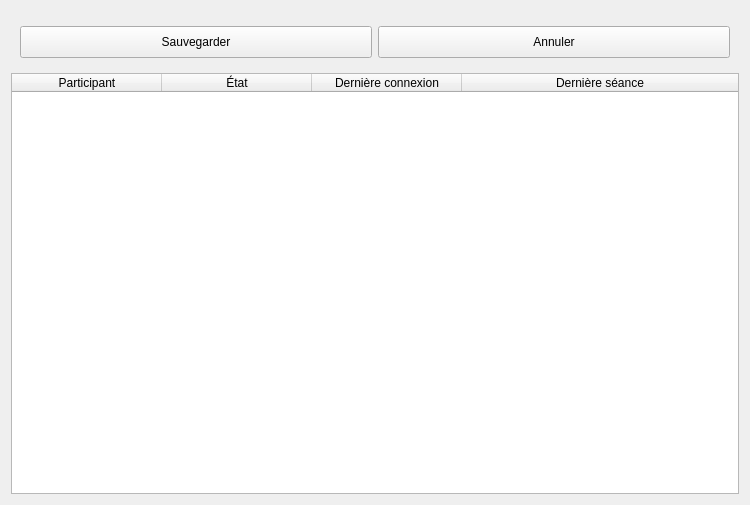
Above: client/src/editors/GroupWidget.ui from introlab/openteraplus before the change. Below: the same form after it.
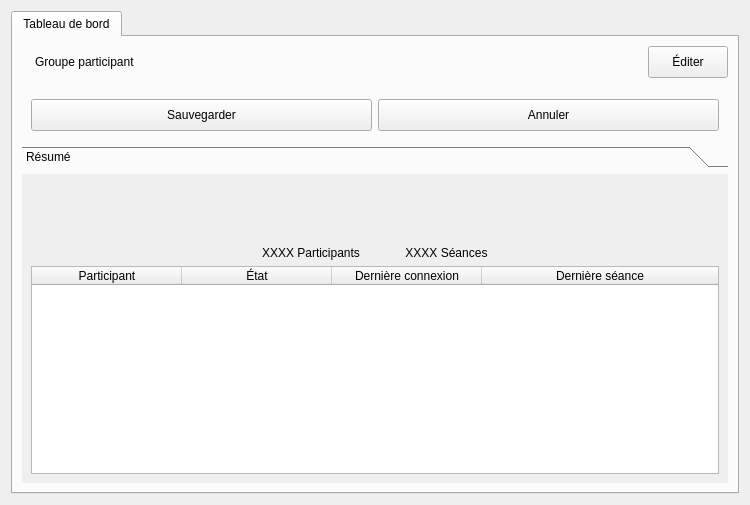
That is the form after the change. Icons and pictures are not drawn. Custom widgets are drawn as their Qt base class.

Commit message: Refs #1. Revised GroupWidget

Patch:
```diff
--- a/client/src/editors/GroupWidget.ui
+++ b/client/src/editors/GroupWidget.ui
@@ -119,6 +119,101 @@
   </property>
   <layout class="QVBoxLayout" name="verticalLayout">
    <item>
+    <widget class="QTabWidget" name="tabNav">
+     <property name="currentIndex">
+      <number>0</number>
+     </property>
+     <widget class="QWidget" name="tabDashboard">
+      <attribute name="icon">
+       <iconset resource="../../resources/TeraClient.qrc">
+        <normaloff>:/icons/dashboard.png</normaloff>:/icons/dashboard.png</iconset>
+      </attribute>
+      <attribute name="title">
+       <string>Tableau de bord</string>
+      </attribute>
+      <layout class="QVBoxLayout" name="verticalLayout_2">
+       <item>
+        <layout class="QHBoxLayout" name="horizontalLayout">
+         <item>
+          <widget class="QLabel" name="icoTitle">
+           <property name="sizePolicy">
+            <sizepolicy hsizetype="Fixed" vsizetype="Fixed">
+             <horstretch>0</horstretch>
+             <verstretch>0</verstretch>
+            </sizepolicy>
+           </property>
+           <property name="maximumSize">
+            <size>
+             <width>32</width>
+             <height>32</height>
+            </size>
+           </property>
+           <property name="text">
+            <string/>
+           </property>
+           <property name="pixmap">
+            <pixmap resource="../../resources/TeraClient.qrc">:/icons/group.png</pixmap>
+           </property>
+           <property name="scaledContents">
+            <bool>true</bool>
+           </property>
+          </widget>
+         </item>
+         <item>
+          <widget class="QLabel" name="lblTitle">
+           <property name="font">
+            <font>
+             <weight>50</weight>
+             <bold>false</bold>
+            </font>
+           </property>
+           <property name="text">
+            <string>Groupe participant</string>
+           </property>
+          </widget>
+         </item>
+         <item>
+          <spacer name="horizontalSpacer">
+           <property name="orientation">
+            <enum>Qt::Horizontal</enum>
+           </property>
+           <property name="sizeHint" stdset="0">
+            <size>
+             <width>40</width>
+             <height>20</height>
+            </size>
+           </property>
+          </spacer>
+         </item>
+         <item>
+          <widget class="QPushButton" name="btnEdit">
+           <property name="minimumSize">
+            <size>
+             <width>0</width>
+             <height>32</height>
+            </size>
+           </property>
+           <property name="cursor">
+            <cursorShape>PointingHandCursor</cursorShape>
+           </property>
+           <property name="text">
+            <string>Éditer</string>
+           </property>
+           <property name="icon">
+            <iconset resource="../../resources/TeraClient.qrc">
+             <normaloff>:/icons/edit.png</normaloff>:/icons/edit.png</iconset>
+           </property>
+           <property name="iconSize">
+            <size>
+             <width>20</width>
+             <height>20</height>
+            </size>
+           </property>
+          </widget>
+         </item>
+        </layout>
+       </item>
+       <item>
     <widget class="TeraForm" name="wdgGroup" native="true">
      <property name="sizePolicy">
       <sizepolicy hsizetype="Preferred" vsizetype="Maximum">
@@ -187,6 +282,154 @@
     </widget>
    </item>
    <item>
+        <widget class="QToolBox" name="grpSummary">
+         <property name="currentIndex">
+          <number>0</number>
+         </property>
+         <widget class="QWidget" name="grpSummaryPage1">
+          <property name="geometry">
+           <rect>
+            <x>0</x>
+            <y>0</y>
+            <width>714</width>
+            <height>307</height>
+           </rect>
+          </property>
+          <attribute name="label">
+           <string>Résumé</string>
+          </attribute>
+          <layout class="QVBoxLayout" name="verticalLayout_3">
+           <item>
+            <layout class="QGridLayout" name="gridLayout">
+             <property name="horizontalSpacing">
+              <number>45</number>
+             </property>
+             <property name="verticalSpacing">
+              <number>15</number>
+             </property>
+             <item row="0" column="2" alignment="Qt::AlignHCenter">
+              <widget class="QLabel" name="icoSessions">
+               <property name="sizePolicy">
+                <sizepolicy hsizetype="Fixed" vsizetype="Fixed">
+                 <horstretch>0</horstretch>
+                 <verstretch>0</verstretch>
+                </sizepolicy>
+               </property>
+               <property name="minimumSize">
+                <size>
+                 <width>48</width>
+                 <height>48</height>
+                </size>
+               </property>
+               <property name="maximumSize">
+                <size>
+                 <width>48</width>
+                 <height>48</height>
+                </size>
+               </property>
+               <property name="text">
+                <string/>
+               </property>
+               <property name="pixmap">
+                <pixmap resource="../../resources/TeraClient.qrc">:/icons/session.png</pixmap>
+               </property>
+               <property name="scaledContents">
+                <bool>true</bool>
+               </property>
+              </widget>
+             </item>
+             <item row="0" column="0">
+              <spacer name="horizontalSpacer_3">
+               <property name="orientation">
+                <enum>Qt::Horizontal</enum>
+               </property>
+               <property name="sizeHint" stdset="0">
+                <size>
+                 <width>40</width>
+                 <height>20</height>
+                </size>
+               </property>
+              </spacer>
+             </item>
+             <item row="0" column="3">
+              <spacer name="horizontalSpacer_2">
+               <property name="orientation">
+                <enum>Qt::Horizontal</enum>
+               </property>
+               <property name="sizeHint" stdset="0">
+                <size>
+                 <width>40</width>
+                 <height>20</height>
+                </size>
+               </property>
+              </spacer>
+             </item>
+             <item row="1" column="2">
+              <widget class="QLabel" name="lblSessions">
+               <property name="sizePolicy">
+                <sizepolicy hsizetype="Preferred" vsizetype="Maximum">
+                 <horstretch>0</horstretch>
+                 <verstretch>0</verstretch>
+                </sizepolicy>
+               </property>
+               <property name="text">
+                <string>XXXX Séances</string>
+               </property>
+               <property name="alignment">
+                <set>Qt::AlignCenter</set>
+               </property>
+              </widget>
+             </item>
+             <item row="0" column="1" alignment="Qt::AlignHCenter">
+              <widget class="QLabel" name="icoParticipant">
+               <property name="sizePolicy">
+                <sizepolicy hsizetype="Fixed" vsizetype="Fixed">
+                 <horstretch>0</horstretch>
+                 <verstretch>0</verstretch>
+                </sizepolicy>
+               </property>
+               <property name="minimumSize">
+                <size>
+                 <width>48</width>
+                 <height>48</height>
+                </size>
+               </property>
+               <property name="maximumSize">
+                <size>
+                 <width>48</width>
+                 <height>48</height>
+                </size>
+               </property>
+               <property name="text">
+                <string/>
+               </property>
+               <property name="pixmap">
+                <pixmap resource="../../resources/TeraClient.qrc">:/icons/patient.png</pixmap>
+               </property>
+               <property name="scaledContents">
+                <bool>true</bool>
+               </property>
+              </widget>
+             </item>
+             <item row="1" column="1">
+              <widget class="QLabel" name="lblParticipant">
+               <property name="sizePolicy">
+                <sizepolicy hsizetype="Preferred" vsizetype="Preferred">
+                 <horstretch>0</horstretch>
+                 <verstretch>0</verstretch>
+                </sizepolicy>
+               </property>
+               <property name="text">
+                <string>XXXX Participants</string>
+               </property>
+               <property name="alignment">
+                <set>Qt::AlignCenter</set>
+               </property>
+              </widget>
+             </item>
+            </layout>
+           </item>
+           <item>
     <widget class="QTableWidget" name="tableParticipants">
      <property name="sizePolicy">
       <sizepolicy hsizetype="Expanding" vsizetype="MinimumExpanding">
@@ -226,6 +469,14 @@
        <string>Dernière séance</string>
       </property>
      </column>
+            </widget>
+           </item>
+          </layout>
+         </widget>
+        </widget>
+       </item>
+      </layout>
+     </widget>
     </widget>
    </item>
   </layout>
```
Lines whose indentation alone changed are shown as unchanged. The commit also changes 16 other files.
